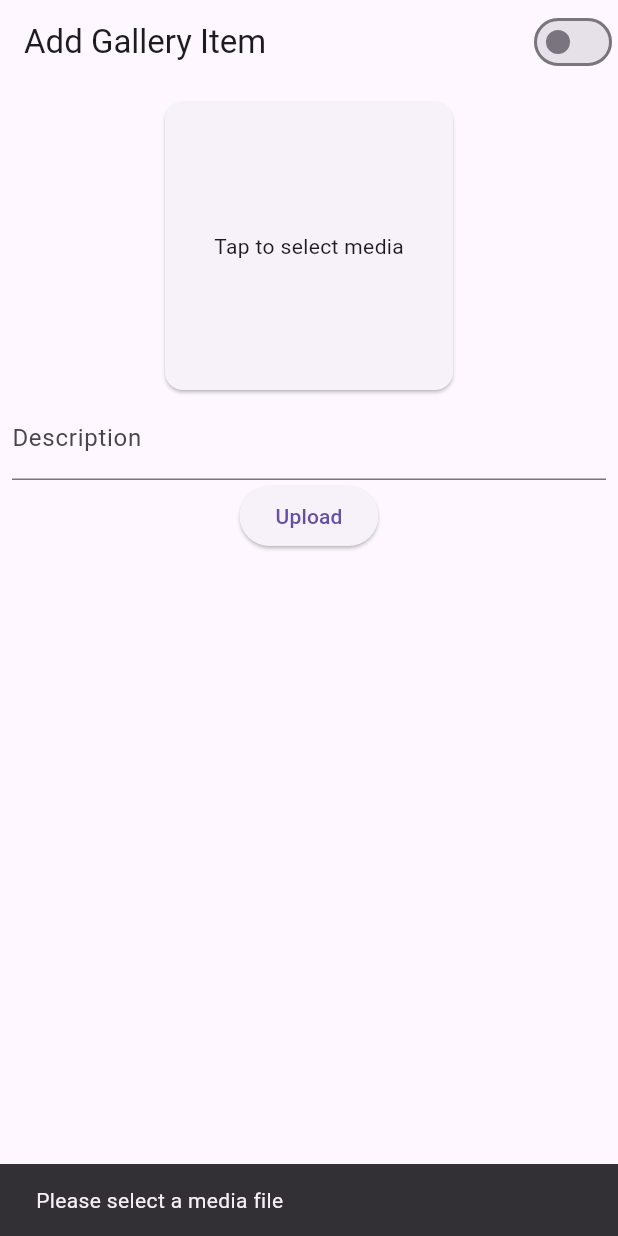
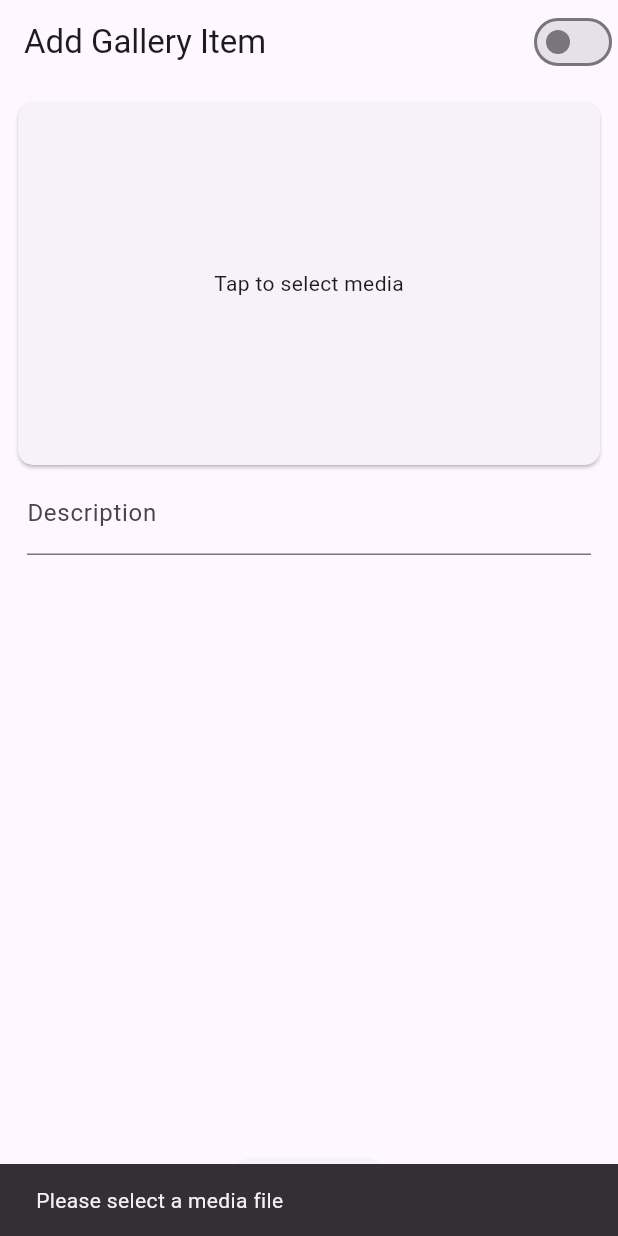
Before and after one commit to boinxi/hear_ai_demo, a Flutter app: the CreateGalleryItemPage screen opened by its route, after a tap on "Upload", on a phone screen of 412 x 824 dp. Run offline on Flutter 3.47's test engine with Material 3 defaults, Android fonts, the phone set to English and light mode, and no system bars; our stand-ins replace firebase_core, firebase_storage, flutter_riverpod, go_router, image_picker, sqflite; accounts and stored records are empty.

```diff
--- /dev/null
+++ b/lib/data/storage_bucket.dart
@@ -0,0 +1,5 @@
+import 'dart:io';
+
+abstract class StorageBucket {
+  Future<String> uploadMedia(File media, {void Function(double)? onProgress});
+}
--- a/lib/entities/gallary_item.dart
+++ b/lib/entities/gallery_item.dart
@@ -1,4 +1,4 @@
-import 'package:hear_ai_demo/entities/gallary_item_type.dart';
+import 'package:hear_ai_demo/entities/gallery_item_type.dart';
 
 class GalleryItem {
   final int? id;
--- a/lib/pages/create_gallery_item_page.dart
+++ b/lib/pages/create_gallery_item_page.dart
@@ -4,46 +4,39 @@ import 'package:flutter/material.dart';
 import 'package:flutter_riverpod/flutter_riverpod.dart';
 import 'package:go_router/go_router.dart';
 import 'package:hear_ai_demo/components/theme_switch.dart';
-import 'package:hear_ai_demo/entities/gallary_item.dart';
-import 'package:hear_ai_demo/entities/gallary_item_type.dart';
-import 'package:hear_ai_demo/services/firebase_service.dart';
-import 'package:hear_ai_demo/state/home_page_providor.dart';
+import 'package:hear_ai_demo/state/create_gallery_item_page_provider.dart';
 import 'package:hear_ai_demo/util/validators.dart';
-import 'package:image_picker/image_picker.dart';
 
-class CreateGalleryItemPage extends ConsumerStatefulWidget {
-  const CreateGalleryItemPage({Key? key}) : super(key: key);
+class CreateGalleryItemPage extends ConsumerWidget {
+  final GlobalKey<FormState> _formKey = GlobalKey<FormState>(); // TODO: maybe move to state
+
+  CreateGalleryItemPage({Key? key}) : super(key: key);
 
   @override
-  ConsumerState<ConsumerStatefulWidget> createState() => _CreateGalleryItemPageState();
-}
-
-class _CreateGalleryItemPageState extends ConsumerState<CreateGalleryItemPage> {
-  final GlobalKey<FormState> _formKey = GlobalKey<FormState>();
-  final TextEditingController _descriptionController = TextEditingController();
-  XFile? _selectedFile;
-  double? _uploadProgress;
-
-  @override
-  Widget build(BuildContext context) {
+  Widget build(BuildContext context, WidgetRef ref) {
     return Scaffold(
       appBar: AppBar(
         title: const Text('Add Gallery Item'),
         actions: const [ThemeSwitch()],
       ),
-      body: Padding(
+      body: Form(
+        key: _formKey,
+        child: Padding(
           padding: const EdgeInsets.all(8.0),
-        child: Form(
-          key: _formKey,
+          child: Stack(
+            children: [
+              SingleChildScrollView(
                 child: Column(
                   children: [
                     buildMediaPreview(),
-              buildDescriptionField(),
-              _uploadProgress != null
-                  ? buildUploadProgressIndicator()
-                  : ElevatedButton(
-                      onPressed: _submitForm,
-                      child: const Text('Upload'),
+                    buildDescriptionField(ref),
+                    const SizedBox(height: 50),
+                  ],
+                ),
+              ),
+              Align(
+                alignment: Alignment.bottomCenter,
+                child: buildUploadStateIndicator(),
               ),
             ],
           ),
@@ -52,79 +45,87 @@ class _CreateGalleryItemPageState extends ConsumerState<CreateGalleryItemPage> {
     );
   }
 
-  Widget buildUploadProgressIndicator() => Padding(
+  Widget buildUploadStateIndicator() {
+    return Consumer(
+      builder: (context, ref, child) {
+        double? uploadProgress = ref.watch(createGalleryItemPageProvider.select((state) => state.uploadProgress));
+        return uploadProgress != null
+            ? buildUploadProgressIndicator(uploadProgress)
+            : ElevatedButton(
+                onPressed: () => _submitForm(context, ref),
+                child: Padding(
+                  padding: const EdgeInsets.all(5),
+                  child: Text('Upload', style: Theme.of(context).textTheme.bodyLarge),
+                ),
+              );
+      },
+    );
+  }
+
+  Widget buildUploadProgressIndicator(double? uploadProgress) {
+    return Padding(
       padding: const EdgeInsets.symmetric(horizontal: 20, vertical: 10),
-        child: LinearProgressIndicator(value: _uploadProgress),
+      child: LinearProgressIndicator(value: uploadProgress),
+    );
+  }
+
+  Widget buildDescriptionField(WidgetRef ref) => Padding(
+        padding: const EdgeInsets.symmetric(horizontal: 10),
+        child: TextFormField(
+          controller: ref.read(createGalleryItemPageProvider).descriptionController,
+          // TODO: check if im allowed
+          minLines: 1,
+          maxLines: 5,
+          decoration: const InputDecoration(labelText: 'Description'),
+          validator: createNonEmptyValidator('Description'),
+        ),
       );
 
-  Widget buildDescriptionField() => TextFormField(
-        controller: _descriptionController,
-        decoration: const InputDecoration(labelText: 'Description'),
-        validator: createNonEmptyValidator('Description'),
-      );
-
-  Widget buildMediaPreview() => GestureDetector(
-        onTap: getImage,
+  Widget buildMediaPreview() {
+    final cardBorderRadius = BorderRadius.circular(10);
+    return Consumer(
+      builder: (context, ref, child) {
+        File? selectedFile = ref.watch(createGalleryItemPageProvider.select((value) => value.selectedFile));
+        return GestureDetector(
+          onTap: () => ref.read(createGalleryItemPageProvider.notifier).getImage(),
           child: SizedBox(
-          width: 200,
-          height: 200,
+            height: 250,
+            width: double.infinity,
             child: Card(
-            child: _selectedFile == null
+              shape: RoundedRectangleBorder(
+                borderRadius: cardBorderRadius,
+              ),
+              child: selectedFile == null
                   ? const Center(child: Text('Tap to select media'))
-                : Image.file(
-                    File(_selectedFile!.path),
-                    fit: BoxFit.cover,
+                  : ClipRRect(
+                      borderRadius: cardBorderRadius,
+                      child: Image.file(
+                        File(selectedFile.path),
+                        fit: BoxFit.fitWidth,
+                      ),
                     ),
             ),
           ),
         );
-
-  Future getImage() async {
-    final pickedFile = await ImagePicker().pickImage(source: ImageSource.gallery);
-
-    if (pickedFile != null) {
-      setState(() {
-        _selectedFile = pickedFile;
-      });
-    }
+      },
+    );
   }
 
-  void _submitForm() async {
-    if (_selectedFile == null) {
+  void _submitForm(BuildContext context, WidgetRef ref) async {
+    CreateGalleryItemPageState state = ref.read(createGalleryItemPageProvider);
+    if (state.selectedFile == null) {
       ScaffoldMessenger.of(context).showSnackBar(const SnackBar(content: Text('Please select a media file')));
       return;
     }
-    if (_formKey.currentState!.validate()) {
-      setState(() {
-        _uploadProgress = 0.0;
-      });
-      String path = await uploadMedia(
-        File(_selectedFile!.path),
-        onProgress: (event) {
-          setState(() {
-            _uploadProgress = event.bytesTransferred / event.totalBytes;
-          });
-        },
-      );
-      setState(() {
-        _uploadProgress = null;
-      });
-      GalleryItem newItem = GalleryItem(
-        description: _descriptionController.text,
-        mediaUrl: path,
-        time: DateTime.now(),
-        mediaType: GalleryItemType.image,
-      );
-      await ref.read(homePageStateProvider.notifier).addGalleryItem(newItem);
-      if (mounted) {
+
+    if (!_formKey.currentState!.validate()) return;
+
+    ref.read(createGalleryItemPageProvider.notifier).createEntry(ref, () => onUploadComplete(context));
+  }
+
+  void onUploadComplete(BuildContext context) {
+    if (context.mounted) {
       GoRouter.of(context).pop();
     }
   }
 }
-
-  @override
-  void dispose() {
-    _descriptionController.dispose();
-    super.dispose();
-  }
-}
--- a/lib/router/router.dart
+++ b/lib/router/router.dart
@@ -1,6 +1,7 @@
 import 'package:go_router/go_router.dart';
 import 'package:hear_ai_demo/pages/create_gallery_item_page.dart';
 import 'package:hear_ai_demo/pages/homePage/home_page.dart';
+import 'package:hear_ai_demo/pages/media_view_page.dart';
 
 final router = GoRouter(
   routes: [
@@ -10,7 +11,14 @@ final router = GoRouter(
     ),
     GoRoute(
       path: '/create',
-      builder: (context, state) => const CreateGalleryItemPage(),
+      builder: (context, state) => CreateGalleryItemPage(),
+    ),
+    GoRoute(
+      path: '/view/:id',
+      builder: (context, state) {
+        final String? id = state.pathParameters['id'];
+        return MediaViewPage(int.parse(id!));
+      },
     ),
   ],
 );
```
Also changed, not shown: lib/components/image_with_err.dart (added, +41 -0 lines), lib/components/media_preview.dart (added, +24 -0 lines), lib/data/gallery_items_repository.dart (added, +11 -0 lines), lib/pages/homePage/grid_item.dart (deleted, +0 -21 lines), lib/pages/homePage/home_page.dart (+10 -3 lines), lib/pages/media_view_page.dart (added, +48 -0 lines), lib/services/db_service.dart (+8 -2 lines), lib/services/firebase_service.dart (+11 -7 lines), lib/state/create_gallery_item_page_provider.dart (added, +71 -0 lines), lib/state/home_page_provider.dart (renamed from lib/state/home_page_providor.dart, +9 -5 lines), lib/entities/gallery_item_type.dart (renamed from lib/entities/gallary_item_type.dart). Lines whose indentation alone changed are shown as unchanged.
